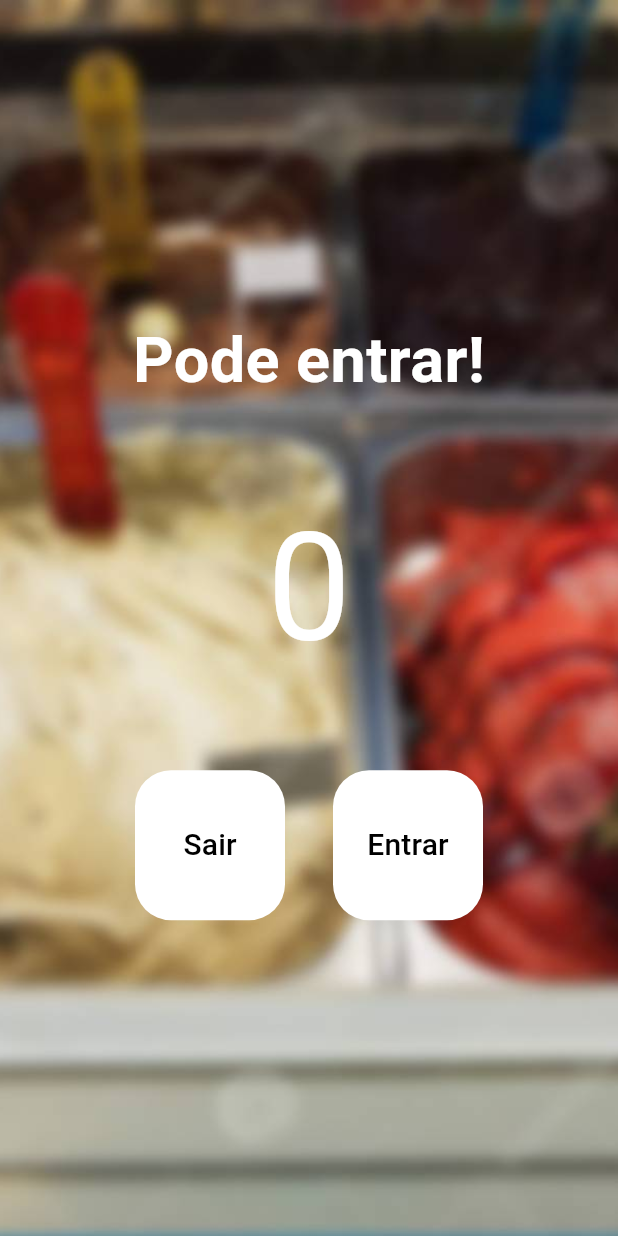
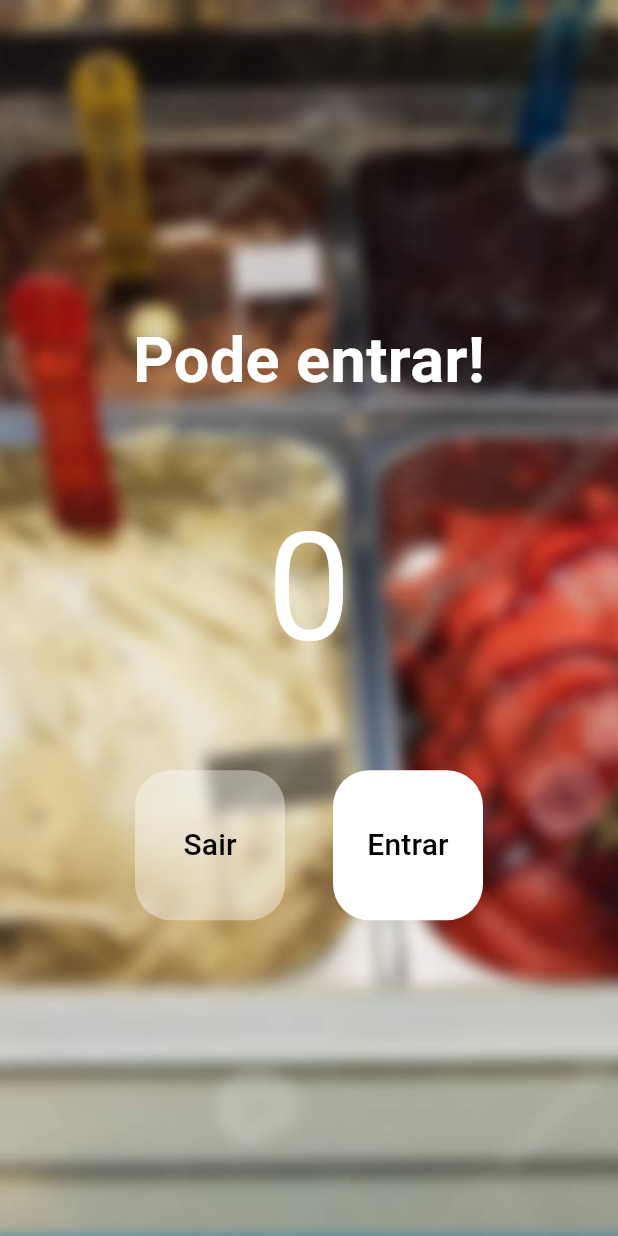
Before and after one commit to wesley-gp/FlutterEstagio, a Flutter app: the screen it shows after launch, on a phone screen of 412 x 824 dp. Run offline on Flutter 3.47's test engine with Material 3 defaults, Android fonts, the phone set to English and light mode, and no system bars.

Commit message:
Aplicativo base feito

```diff
--- a/contar_pessoas/lib/home_page.dart
+++ b/contar_pessoas/lib/home_page.dart
@@ -1,7 +1,7 @@
 import 'package:flutter/material.dart';
 
 class HomePage extends StatefulWidget {
-   const HomePage({super.key});
+  const HomePage({super.key});
 
   @override
   State<HomePage> createState() => _HomePageState();
@@ -9,14 +9,20 @@ class HomePage extends StatefulWidget {
 
 class _HomePageState extends State<HomePage> {
   int contador = 0;
-
+  bool get isFull => contador == 20;
+  bool get isEmpty => contador == 0;
   void decremento() {
-    contador--;
+    setState(() {
+      contador--;
+    });
     print("decremento");
   }
 
   void incremento() {
-    contador++;
+    setState(() {
+      contador++;
+    });
+
     print("incremento");
   }
 
@@ -33,14 +39,14 @@ class _HomePageState extends State<HomePage> {
         child: Column(
           mainAxisAlignment: MainAxisAlignment.center,
           children: [
-            const Text(
-              "Pode entrar!",
-              style: TextStyle(
+              Text(
+                isFull?"lotado!":"Pode entrar!",
+                style: TextStyle(
                   fontSize: 42,
                   fontWeight: FontWeight.bold,
-                  color: Colors.white),
+                  color:isFull? Colors.red : Colors.white),
             ),
-             Padding(
+            Padding(
               padding: const EdgeInsets.all(50),
               child: Text(
                 "$contador",
@@ -52,12 +58,12 @@ class _HomePageState extends State<HomePage> {
               children: [
                 TextButton(
                   style: TextButton.styleFrom(
-                      backgroundColor: Colors.white,
+                      backgroundColor:isEmpty?  const Color.fromARGB(100, 255, 255, 255): Colors.white,
                       fixedSize: const Size(100, 100),
                       foregroundColor: Colors.black,
                       shape: RoundedRectangleBorder(
                           borderRadius: BorderRadius.circular(24))),
-                  onPressed: decremento,
+                  onPressed: isEmpty? null : decremento,
                   child: const Text(
                     "Sair",
                     style: TextStyle(
@@ -69,12 +75,12 @@ class _HomePageState extends State<HomePage> {
                 const SizedBox(width: 32),
                 TextButton(
                   style: TextButton.styleFrom(
-                      backgroundColor: Colors.white,
+                      backgroundColor: isFull?  const Color.fromARGB(100, 255, 255, 255): Colors.white,
                       fixedSize: const Size(100, 100),
                       foregroundColor: Colors.black,
                       shape: RoundedRectangleBorder(
                           borderRadius: BorderRadius.circular(24))),
-                  onPressed: incremento,
+                  onPressed: isFull? null: incremento,
                   child: const Text(
                     "Entrar",
                     style: TextStyle(
```
